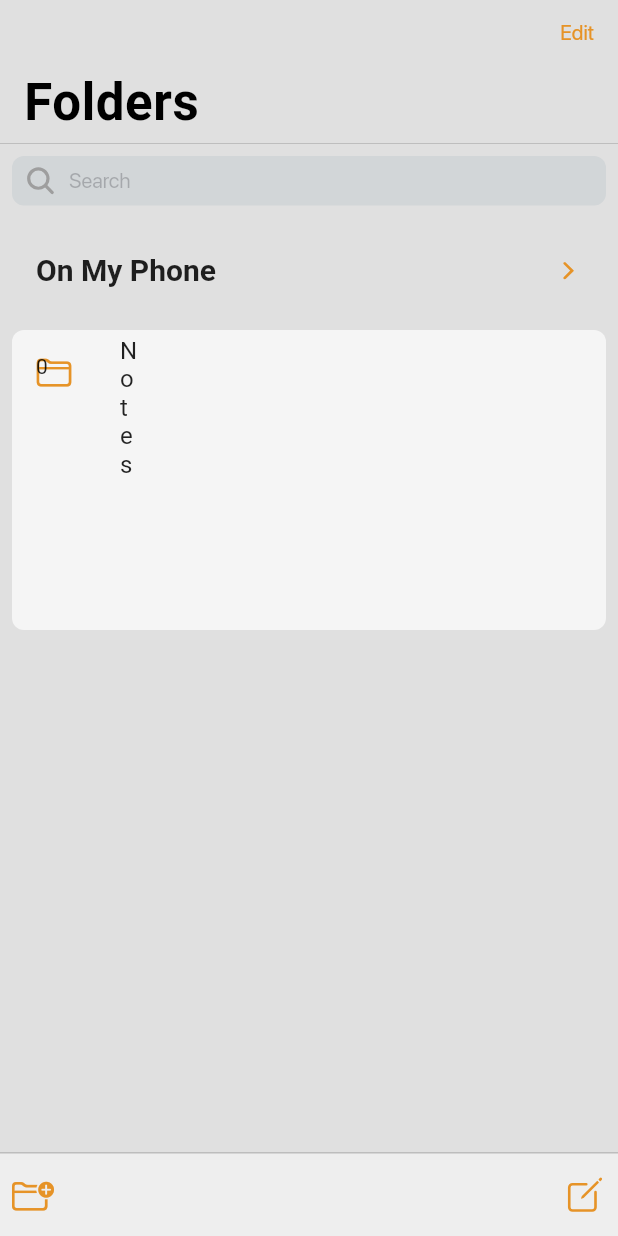
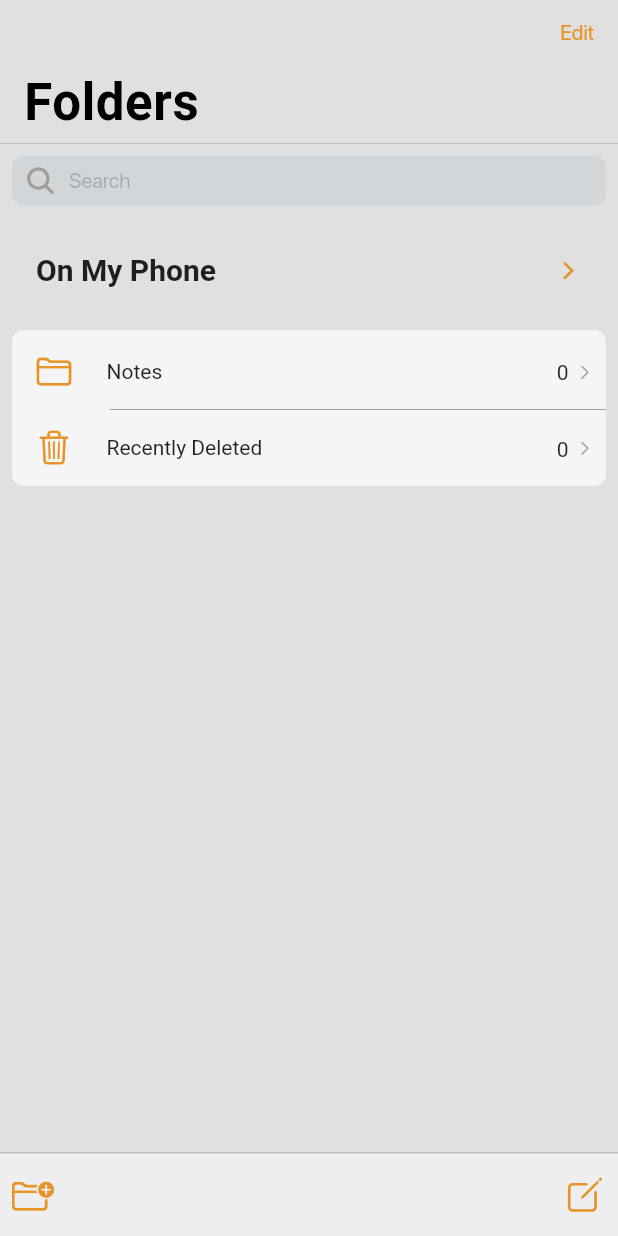
Before and after one commit to serkviseal/ios-notes-clone, a Flutter app: the screen it shows after launch, on a phone screen of 412 x 824 dp. Run offline on Flutter 3.47's test engine with Material 2 defaults, Android fonts, the phone set to English and light mode, and no system bars; our stand-ins replace flutter_hooks, flutter_riverpod, hive, hooks_riverpod, ionicons; accounts and stored records are empty; generated files the repository leaves out were written again.

Commit message:
feat(home):design folders listiew

```diff
--- a/lib/main.dart
+++ b/lib/main.dart
@@ -16,8 +16,8 @@ void main() async {
   Hive.init(appDocsDir.path);
   Hive.registerAdapter(NoteAdapter());
   Hive.registerAdapter(FolderAdapter());
-  Hive.openBox('notes');
-  Hive.openBox('folders');
+  await Hive.openBox('notes');
+  await Hive.openBox('folders');
   runApp(ProviderScope(child: Paper()));
 }
 
@@ -28,6 +28,7 @@ class Paper extends StatelessWidget {
       debugShowCheckedModeBanner: false,
       home: HomeScreen(),
       theme: CupertinoThemeData(
+        scaffoldBackgroundColor: Colors.grey[300],
         primaryColor: CupertinoColors.black,
         textTheme: CupertinoTextThemeData(
           textStyle:
--- a/lib/utils/constants.dart
+++ b/lib/utils/constants.dart
@@ -1,5 +1,7 @@
 import 'package:flutter/cupertino.dart';
 import 'package:flutter/material.dart';
+import 'package:paper/core/models/folder.dart';
+import 'package:paper/views/widgets/folder_tile.dart';
 
 double screenWidth(BuildContext context) => MediaQuery.of(context).size.width;
 double screenHeight(BuildContext context) => MediaQuery.of(context).size.height;
@@ -11,3 +13,8 @@ Widget removeRipple(Widget widget) => Theme(
       ),
       child: widget,
     );
+
+List<Folder> defaultFolders(int notesCount) => [
+      Folder(name: "Notes", notes: []),
+      Folder(name: "Recently Deleted", notes: []),
+    ];
--- /dev/null
+++ b/lib/views/screens/folder_content_screen.dart
@@ -0,0 +1,66 @@
+import 'package:flutter/cupertino.dart';
+import 'package:flutter/material.dart';
+import 'package:flutter_hooks/flutter_hooks.dart';
+import 'package:ionicons/ionicons.dart';
+import 'package:paper/utils/styles.dart';
+import 'package:paper/views/widgets/bottom_bar.dart';
+
+class FolderContentScreen extends HookWidget {
+  final String title;
+  const FolderContentScreen({@required this.title});
+
+  @override
+  Widget build(BuildContext context) {
+    return CustomScaffold(
+      title: this.title,
+      bottomNavigationBar: BottomBar(
+        axisAlignment: MainAxisAlignment.end,
+        items: [
+          CustomIconButton(
+            icon: Icon(
+              Ionicons.create_outline,
+              size: 28,
+              color: CustomColors.yellow,
+            ),
+            onPressed: () => print("//TODO: create note"),
+          )
+        ],
+      ),
+    );
+  }
+}
+
+class CustomScaffold extends StatelessWidget {
+  final Color backgroundColor;
+  final BottomBar bottomNavigationBar;
+  final String title;
+  final Widget trailing;
+  final List<Widget> slivers;
+
+  const CustomScaffold({
+    @required this.title,
+    this.backgroundColor,
+    this.bottomNavigationBar,
+    this.trailing,
+    this.slivers,
+    Key key,
+  }) : super(key: key);
+
+  @override
+  Widget build(BuildContext context) {
+    return Scaffold(
+      backgroundColor: this.backgroundColor ?? Colors.grey[300],
+      bottomNavigationBar: this.bottomNavigationBar,
+      body: CustomScrollView(
+        slivers: [
+          //TODO: add Slivers attribute without removing CupertinoSliverNavigationBar
+          CupertinoSliverNavigationBar(
+            backgroundColor: this.backgroundColor ?? Colors.grey[300],
+            largeTitle: Text(this.title),
+            trailing: this.trailing,
+          ),
+        ],
+      ),
+    );
+  }
+}
--- a/lib/views/screens/home.dart
+++ b/lib/views/screens/home.dart
@@ -3,11 +3,14 @@ import 'package:flutter/material.dart';
 import 'package:flutter_hooks/flutter_hooks.dart';
 import 'package:hooks_riverpod/hooks_riverpod.dart';
 import 'package:flutter_riverpod/flutter_riverpod.dart';
+import 'package:ionicons/ionicons.dart';
 import 'package:paper/core/providers/dropdown_icon_provider.dart';
 import 'package:paper/core/services/hive_service.dart';
 import 'package:paper/utils/constants.dart';
 import 'package:paper/utils/styles.dart';
+import 'package:paper/views/screens/folder_content_screen.dart';
 import 'package:paper/views/widgets/bottom_bar.dart';
+import 'package:paper/views/widgets/folder_tile.dart';
 import 'package:paper/views/widgets/search_bar.dart';
 
 final dropdownIconProvider = StateNotifierProvider<DropdownIconState>((ref) {
@@ -18,13 +21,33 @@ class HomeScreen extends HookWidget {
   final db = HiveSerice();
   @override
   Widget build(BuildContext context) {
+    int notesCount = db.notesBox.length + db.foldersBox.length;
     final _searchController =
         useTextEditingController.fromValue(TextEditingValue.empty);
     useEffect(() => _searchController.dispose, const []);
     final dropdownIconStateNotifier = useProvider(dropdownIconProvider.state);
 
     return Scaffold(
-      bottomNavigationBar: BottomBar(),
+      bottomNavigationBar: BottomBar(
+        items: [
+          CustomIconButton(
+            icon: Icon(
+              CupertinoIcons.folder_badge_plus,
+              color: CustomColors.yellow,
+              size: 28,
+            ),
+            onPressed: () => print("//TODO: create folder"),
+          ),
+          CustomIconButton(
+            icon: Icon(
+              Ionicons.create_outline,
+              size: 28,
+              color: CustomColors.yellow,
+            ),
+            onPressed: () => print("//TODO: create note"),
+          )
+        ],
+      ),
       backgroundColor: Colors.grey[300],
       body: CustomScrollView(
         slivers: [
@@ -70,30 +93,38 @@ class HomeScreen extends HookWidget {
                     ),
                   ),
                   Container(
-                    height: 200,
+                    height: 52 * defaultFolders(notesCount).length.toDouble(),
                     margin: EdgeInsets.symmetric(vertical: 12),
                     decoration: BoxDecoration(
                       color: Colors.grey[100],
                       borderRadius: BorderRadius.circular(8),
                     ),
-                    child: ListView(
+                    child: ListView.separated(
+                      padding: const EdgeInsets.symmetric(vertical: 10),
                       physics: const NeverScrollableScrollPhysics(),
-                      children: [
-                        ListTile(
-                          title: Text("Notes"),
-                          leading: Icon(
-                            CupertinoIcons.folder,
-                            color: CustomColors.yellow,
+                      separatorBuilder: (context, index) => Divider(
+                        color: Colors.grey[500],
+                        indent: 65,
+                      ),
+                      itemCount: defaultFolders(notesCount).length,
+                      itemBuilder: (context, index) {
+                        var folder = defaultFolders(notesCount)[index];
+                        return GestureDetector(
+                          onTap: () => Navigator.push(
+                              context,
+                              CupertinoPageRoute(
+                                  builder: (context) => FolderContentScreen(
+                                        title: folder.name,
+                                      ))),
+                          child: FolderTile(
+                            folderName: folder.name,
+                            notesCount: folder.notes.length,
+                            icon: folder.name == 'Recently Deleted'
+                                ? CupertinoIcons.trash
+                                : null,
                           ),
-                          trailing: Row(
-                            children: [
-                              Text(
-                                "${db.notesBox.length + db.foldersBox.length}",
-                              )
-                            ],
-                          ),
-                        )
-                      ],
+                        );
+                      },
                     ),
                   )
                 ],
--- a/lib/views/widgets/bottom_bar.dart
+++ b/lib/views/widgets/bottom_bar.dart
@@ -1,10 +1,13 @@
 import 'package:flutter/cupertino.dart';
 import 'package:flutter/material.dart';
-import 'package:ionicons/ionicons.dart';
 import 'package:paper/utils/styles.dart';
 
 class BottomBar extends StatelessWidget {
+  final MainAxisAlignment axisAlignment;
+  final List<CustomIconButton> items;
   const BottomBar({
+    this.axisAlignment,
+    @required this.items,
     Key key,
   }) : super(key: key);
 
@@ -21,26 +24,9 @@ class BottomBar extends StatelessWidget {
         ),
       ),
       child: Row(
-        mainAxisAlignment: MainAxisAlignment.spaceBetween,
+        mainAxisAlignment: this.axisAlignment ?? MainAxisAlignment.spaceBetween,
         crossAxisAlignment: CrossAxisAlignment.center,
-        children: [
-          CustomIconButton(
-            icon: Icon(
-              CupertinoIcons.folder_badge_plus,
-              color: CustomColors.yellow,
-              size: 28,
-            ),
-            onPressed: () => print("//TODO: create folder"),
-          ),
-          CustomIconButton(
-            icon: Icon(
-              Ionicons.create_outline,
-              size: 28,
-              color: CustomColors.yellow,
-            ),
-            onPressed: () => print("//TODO: create note"),
-          )
-        ],
+        children: this.items,
       ),
     );
   }
--- /dev/null
+++ b/lib/views/widgets/folder_tile.dart
@@ -0,0 +1,110 @@
+import 'package:flutter/cupertino.dart';
+import 'package:flutter/material.dart';
+import 'package:paper/utils/constants.dart';
+import 'package:paper/utils/styles.dart';
+
+class FolderTile extends StatelessWidget {
+  final String folderName;
+  final int notesCount;
+  final IconData icon;
+  const FolderTile({
+    @required this.folderName,
+    this.notesCount = 0,
+    this.icon,
+    Key key,
+  }) : super(key: key);
+
+  @override
+  Widget build(BuildContext context) {
+    return CustomListTile(
+      title: Text(this.folderName),
+      leading: Icon(
+        this.icon ?? CupertinoIcons.folder,
+        color: CustomColors.yellow,
+      ),
+      trailing: SizedBox(
+        height: 14,
+        width: 100,
+        child: Row(
+          mainAxisAlignment: MainAxisAlignment.end,
+          children: [
+            Text(
+              "$notesCount",
+            ),
+            SizedBox(width: 5, height: 14),
+            Icon(
+              CupertinoIcons.chevron_right,
+              size: 12,
+              color: Colors.grey,
+            )
+          ],
+        ),
+      ),
+    );
+  }
+}
+
+class CustomListTile extends StatelessWidget {
+  final Function onPressed, onLongPress;
+  final Widget leading, title, trailing;
+  final EdgeInsetsGeometry contentPadding;
+  final double leadingWidth, trailingWidth;
+  final Color highlightColor, splashColor, backgroundColor;
+  const CustomListTile({
+    Key key,
+    this.backgroundColor,
+    this.onLongPress,
+    this.onPressed,
+    this.leading,
+    this.title,
+    this.trailing,
+    this.contentPadding,
+    this.leadingWidth,
+    this.trailingWidth,
+    this.highlightColor,
+    this.splashColor,
+  }) : super(key: key);
+
+  @override
+  Widget build(BuildContext context) {
+    return InkWell(
+      highlightColor: this.highlightColor ?? Colors.transparent,
+      splashColor: this.splashColor ?? Colors.transparent,
+      onLongPress: this.onLongPress,
+      onTap: this.onPressed,
+      child: Container(
+        height: 35,
+        width: double.infinity,
+        padding: this.contentPadding ??
+            const EdgeInsets.symmetric(
+              horizontal: 8,
+            ),
+        color: this.backgroundColor,
+        child: Row(
+          crossAxisAlignment: CrossAxisAlignment.center,
+          children: [
+            SizedBox(
+              child: this.leading,
+              width: this.leadingWidth ?? 40,
+            ),
+            Expanded(
+              child: Container(
+                padding: EdgeInsets.symmetric(horizontal: 15),
+                height: 25,
+                width: screenWidth(context) / 3,
+                child: Column(
+                  mainAxisAlignment: MainAxisAlignment.center,
+                  crossAxisAlignment: CrossAxisAlignment.stretch,
+                  children: [
+                    Flexible(child: this.title),
+                  ],
+                ),
+              ),
+            ),
+            SizedBox(child: trailing, width: this.trailingWidth ?? 60)
+          ],
+        ),
+      ),
+    );
+  }
+}
```
